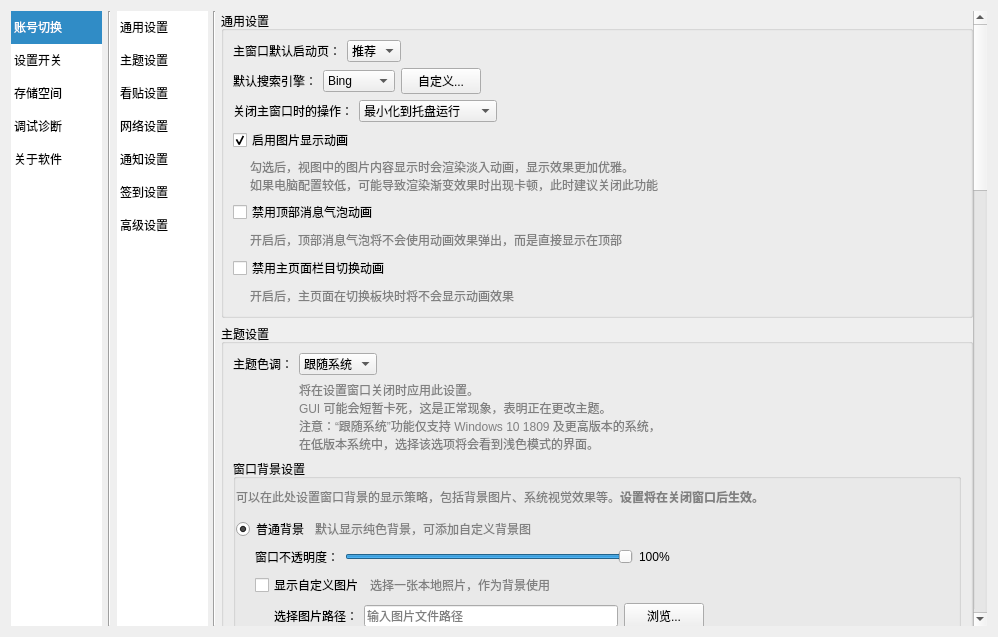
clb-128258/TiebaDesktop, file src/resf/settings.ui: the form before one commit.
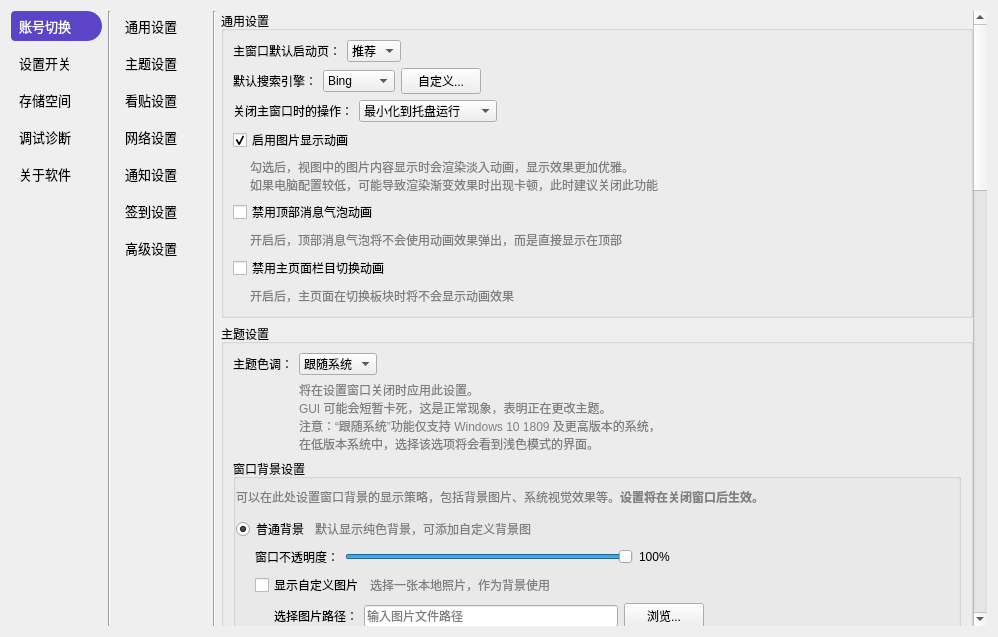
The form after the commit. The open tabs and pages were chosen to show the change.

Patch:
```diff
--- a/src/resf/settings.ui
+++ b/src/resf/settings.ui
@@ -35,7 +35,35 @@
       </size>
      </property>
      <property name="styleSheet">
-      <string notr="true">QListWidget::item { margin-bottom: 15px; }</string>
+      <string notr="true">QListWidget {
+    background-color: transparent;
+    border: none;
+    outline: none;
+	font-size: 10pt;
+}
+
+QListWidget::item {
+    min-height: 30px;
+	border-top-left-radius: 4px;
+	border-bottom-left-radius: 4px;
+    border-top-right-radius: 15px;
+	border-bottom-right-radius: 15px;
+    padding-left: 5px;
+    margin-bottom: 7px;
+}
+
+QListWidget::item:hover {
+    background-color: rgba(91, 68, 200, 50);
+}
+
+QListWidget::item:selected {
+    background-color: rgba(91, 68, 200, 255);
+    font-weight: bold;
+}
+
+QListWidget::item:selected:hover {
+    background-color: rgba(91, 68, 200, 240);
+}</string>
      </property>
      <property name="frameShape">
       <enum>QFrame::NoFrame</enum>
@@ -2985,7 +3013,35 @@
           </size>
          </property>
          <property name="styleSheet">
-          <string notr="true">QListWidget::item { margin-bottom: 15px; }</string>
+          <string notr="true">QListWidget {
+    background-color: transparent;
+    border: none;
+    outline: none;
+	font-size: 10pt;
+}
+
+QListWidget::item {
+    min-height: 30px;
+	border-top-left-radius: 4px;
+	border-bottom-left-radius: 4px;
+    border-top-right-radius: 15px;
+	border-bottom-right-radius: 15px;
+    padding-left: 5px;
+    margin-bottom: 7px;
+}
+
+QListWidget::item:hover {
+    background-color: rgba(91, 68, 200, 50);
+}
+
+QListWidget::item:selected {
+    background-color: rgba(91, 68, 200, 255);
+    font-weight: bold;
+}
+
+QListWidget::item:selected:hover {
+    background-color: rgba(91, 68, 200, 240);
+}</string>
          </property>
          <property name="frameShape">
           <enum>QFrame::NoFrame</enum>
```
Left out of the diff: 4 changed lines with no effect on the pictures.
